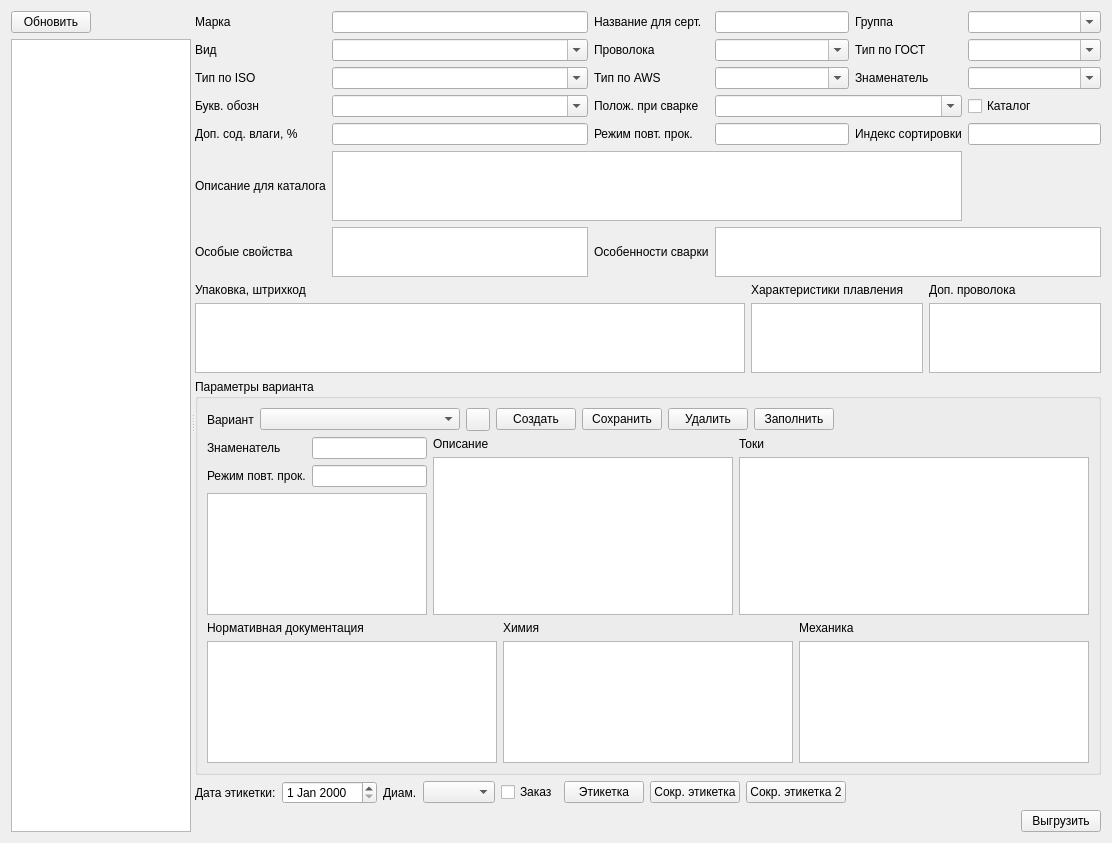
Old version of the form formmark.ui in the repository Sergeyego/el_sert.
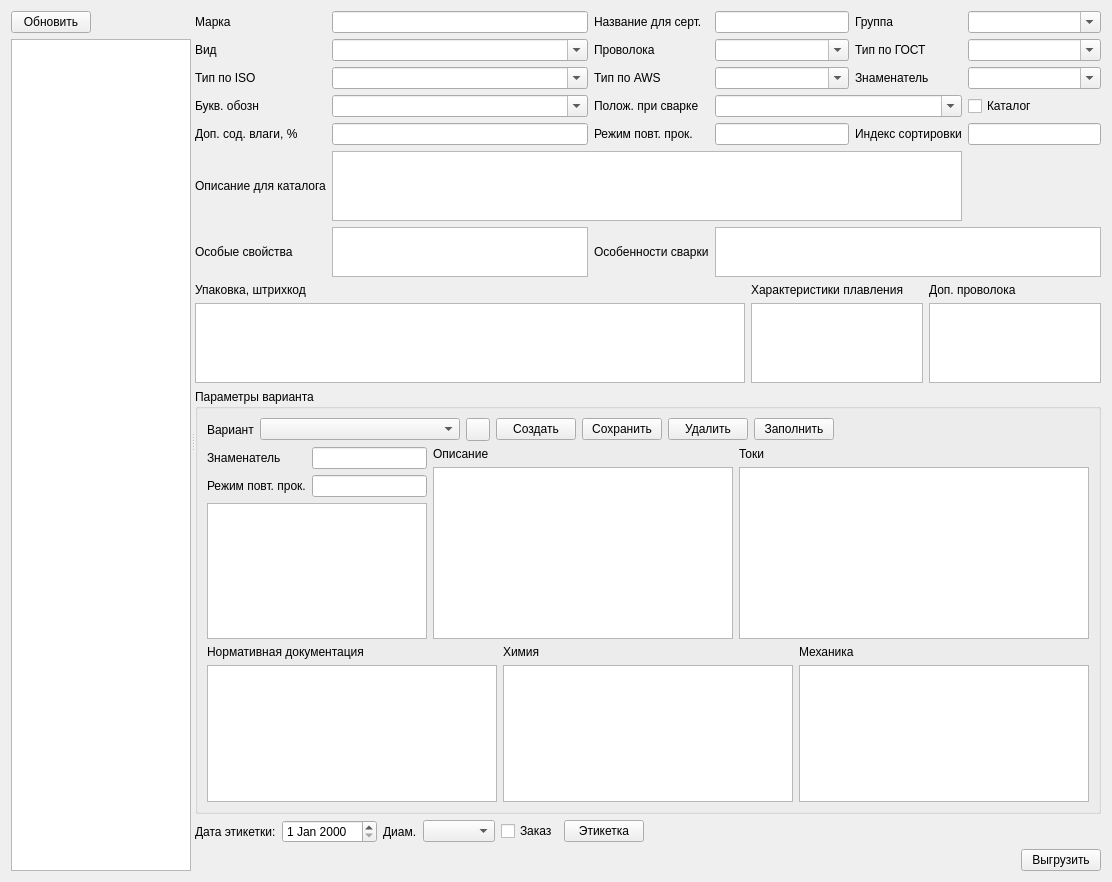
New version of the form. Icons and pictures are not drawn. Custom widgets are drawn as their Qt base class.

```diff
--- a/formmark.ui
+++ b/formmark.ui
@@ -7,7 +7,7 @@
     <x>0</x>
     <y>0</y>
     <width>1112</width>
-    <height>843</height>
+    <height>882</height>
    </rect>
   </property>
   <property name="windowTitle">
@@ -655,20 +655,6 @@
            </property>
           </widget>
          </item>
-         <item>
-          <widget class="QPushButton" name="cmdLblSmall">
-           <property name="text">
-            <string>Сокр. этикетка</string>
-           </property>
-          </widget>
-         </item>
-         <item>
-          <widget class="QPushButton" name="cmdLblSmall2">
-           <property name="text">
-            <string>Сокр. этикетка 2</string>
-           </property>
-          </widget>
-         </item>
          <item>
           <spacer name="horizontalSpacer_3">
            <property name="orientation">
```
Left out of the diff: 16 changed lines with no effect on the pictures.
